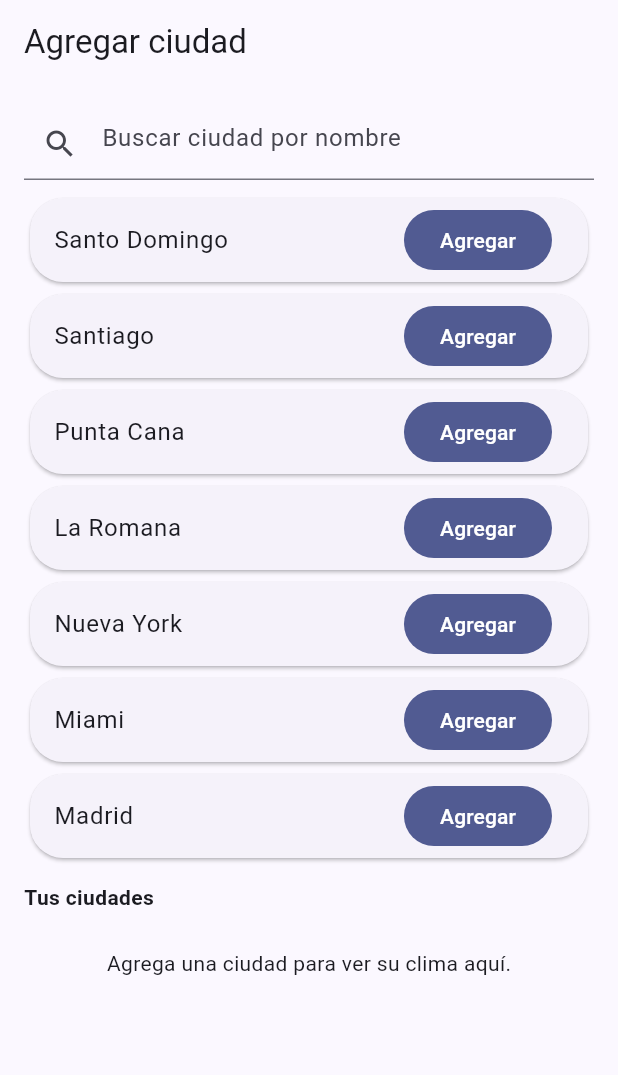
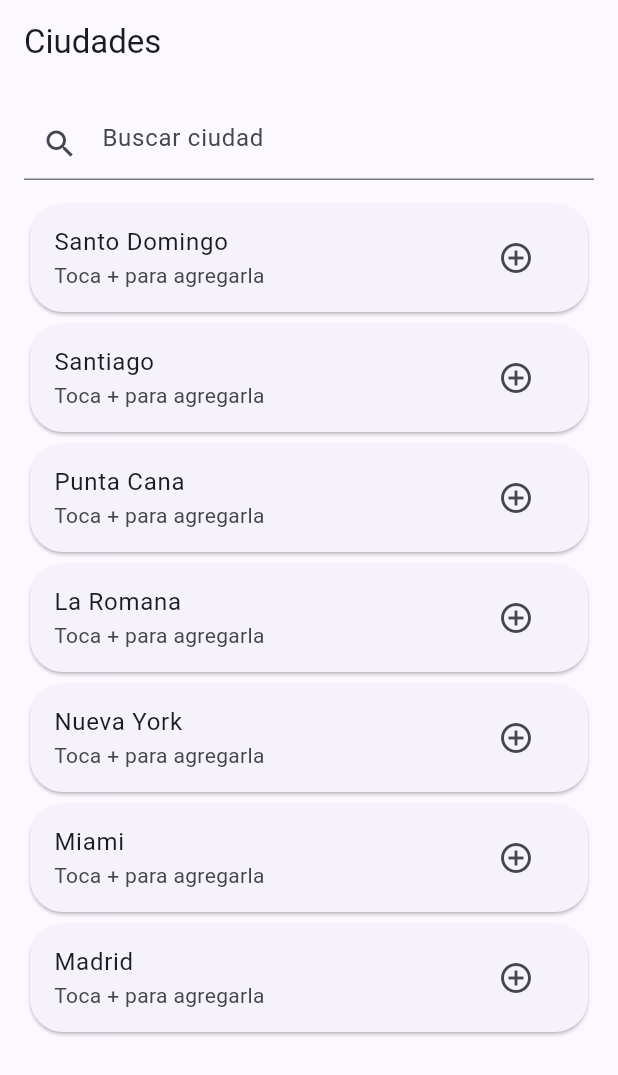
Before and after one commit to RonyPony/ClimatiK, a Flutter app: the CitiesScreen screen opened by its route, on a phone screen of 412 x 824 dp. Shown: the top 1075 px of the screen. Run offline on Flutter 3.47's test engine with Material 3 defaults, Android fonts, the phone set to English and light mode, and no system bars; our stand-ins replace dio, fl_chart, flutter_animate, flutter_riverpod, geolocator, go_router and 1 more; accounts and stored records are empty.

Commit message:
Refina selector de ciudades con búsqueda y orden priorizado

```diff
--- a/lib/presentation/controllers/providers.dart
+++ b/lib/presentation/controllers/providers.dart
@@ -32,7 +32,8 @@ class SavedCitiesController extends StateNotifier<List<City>> {
   Future<void> load() async => state =
       (await _storage.readList(_k)).map((e) => CityModel.fromJson(e)).toList();
   Future<void> add(City city) async {
-    state = [...state, city];
+    if (state.any((c) => c.name == city.name)) return;
+    state = [city, ...state];
     await _storage.writeList(
         _k,
         state
@@ -47,7 +48,12 @@ class SavedCitiesController extends StateNotifier<List<City>> {
   }
 
   Future<void> remove(String name) async {
-    state = [];
-    await _storage.remove(name);
+    state = state.where((c) => c.name != name).toList();
+    await _storage.writeList(
+        _k,
+        state
+            .map(
+                (e) => CityModel(name: e.name, lat: e.lat, lon: e.lon).toJson())
+            .toList());
   }
 }
--- a/lib/presentation/screens/cities/cities_screen.dart
+++ b/lib/presentation/screens/cities/cities_screen.dart
@@ -5,7 +5,7 @@ import '../../../domain/entities/entities.dart';
 import '../../controllers/providers.dart';
 import '../../widgets/weather_widgets.dart';
 
-const mockCities = [
+const predefinedCities = [
   City(name: 'Santo Domingo', lat: 18.4861, lon: -69.9312),
   City(name: 'Santiago', lat: 19.4517, lon: -70.6970),
   City(name: 'Punta Cana', lat: 18.5601, lon: -68.3725),
@@ -23,43 +23,66 @@ class CitiesScreen extends ConsumerStatefulWidget {
 
 class _CitiesScreenState extends ConsumerState<CitiesScreen> {
   String q = '';
+
   @override
   Widget build(BuildContext context) {
     final saved = ref.watch(savedCitiesProvider);
-    final suggestions = mockCities
+    final filtered = predefinedCities
         .where((c) => c.name.toLowerCase().contains(q.toLowerCase()))
         .toList();
+
+    final selectedNames = saved.map((e) => e.name).toSet();
+    final selected = filtered.where((c) => selectedNames.contains(c.name));
+    final unselected = filtered.where((c) => !selectedNames.contains(c.name));
+    final ordered = [...selected, ...unselected];
+
     return Scaffold(
-        appBar: AppBar(title: const Text('Agregar ciudad')),
-        body: ListView(padding: const EdgeInsets.all(16), children: [
+      appBar: AppBar(title: const Text('Ciudades')),
+      body: ListView(
+        padding: const EdgeInsets.all(16),
+        children: [
           TextField(
             onChanged: (v) => setState(() => q = v),
             decoration: const InputDecoration(
               prefixIcon: Icon(Icons.search),
-                  hintText: 'Buscar ciudad por nombre')),
-          const SizedBox(height: 8),
-          ...suggestions.map((c) => Card(
+              hintText: 'Buscar ciudad',
+            ),
+          ),
+          const SizedBox(height: 12),
+          if (ordered.isEmpty)
+            const EmptyCitiesState()
+          else
+            ...ordered.map(
+              (c) {
+                final isAdded = selectedNames.contains(c.name);
+                return Card(
                   child: ListTile(
                     title: Text(c.name),
-                  trailing: FilledButton(
+                    subtitle: isAdded
+                        ? const Text('Agregada a tus ciudades')
+                        : const Text('Toca + para agregarla'),
+                    onTap: isAdded
+                        ? () => context.push('/city/${c.name}/${c.lat}/${c.lon}')
+                        : null,
+                    trailing: isAdded
+                        ? IconButton(
+                            icon: const Icon(Icons.check_circle),
+                            color: Theme.of(context).colorScheme.primary,
+                            onPressed: () => ref
+                                .read(savedCitiesProvider.notifier)
+                                .remove(c.name),
+                          )
+                        : IconButton(
+                            icon: const Icon(Icons.add_circle_outline),
                             onPressed: () =>
                                 ref.read(savedCitiesProvider.notifier).add(c),
-                      child: const Text('Agregar'))))),
-          const SizedBox(height: 12),
-          const Text('Tus ciudades',
-              style: TextStyle(fontWeight: FontWeight.bold)),
-          if (saved.isEmpty) const EmptyCitiesState(),
-          ...saved.map((c) => Card(
-              child: ListTile(
-                  title: Text(c.name),
-                  subtitle: const Text('Pronóstico disponible'),
-                  onTap: () =>
-                      context.push('/city/${c.name}/${c.lat}/${c.lon}'),
-                  trailing: IconButton(
-                      icon: const Icon(Icons.delete_outline),
-                      onPressed: () => ref
-                          .read(savedCitiesProvider.notifier)
-                          .remove(c.name)))))
-        ]));
+                          ),
+                  ),
+                );
+              },
+            ),
+        ],
+      ),
+    );
   }
 }
```
Lines whose indentation alone changed are shown as unchanged.
